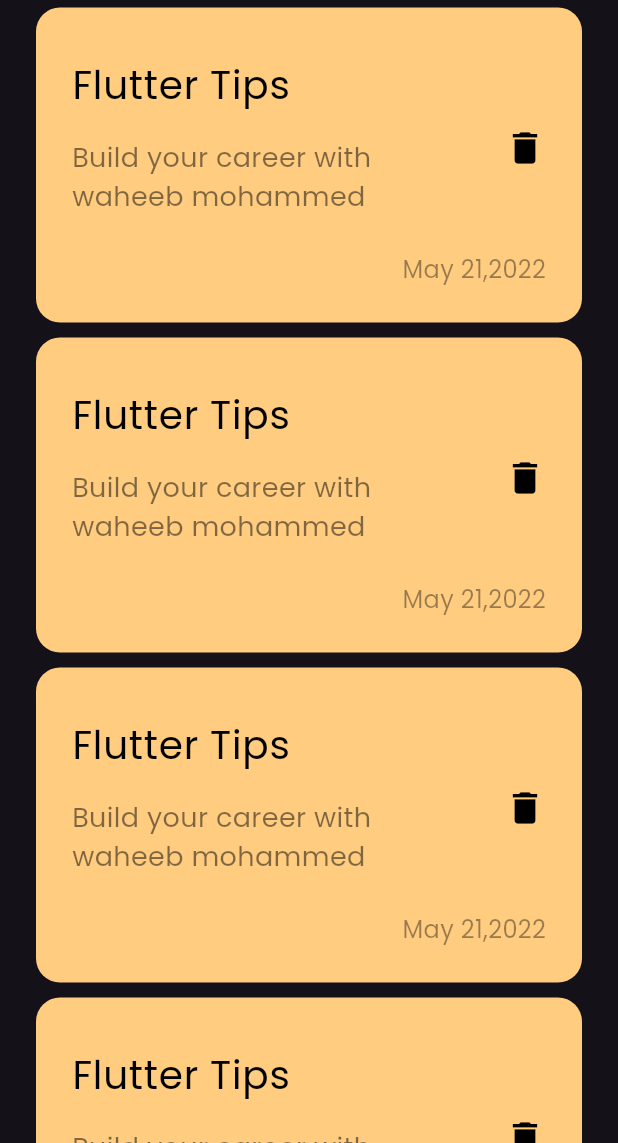
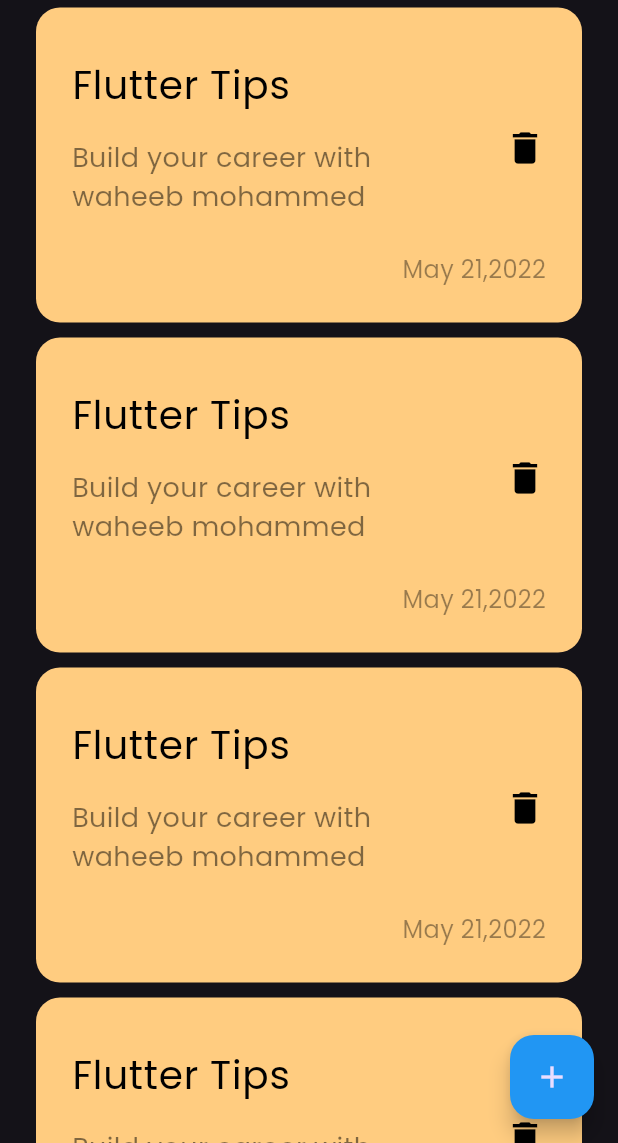
Before and after one commit to waheebalhuthaifi/notes_app, a Flutter app: the screen it shows after launch, on a phone screen of 412 x 824 dp, the part 93-1236 px from its top. Run offline on Flutter 3.47's test engine with Material 3 defaults, Android fonts, the phone set to English and light mode, and no system bars.

Commit message:
add floating action button

```diff
--- a/lib/views/notes_view.dart
+++ b/lib/views/notes_view.dart
@@ -7,8 +7,13 @@ class NotesView extends StatelessWidget {
 
   @override
   Widget build(BuildContext context) {
-    return const Scaffold(
-      body: NotesViewBody(),
+    return Scaffold(
+      floatingActionButton: FloatingActionButton(
+        backgroundColor: Colors.blue,
+        onPressed: () {},
+        child: const Icon(Icons.add),
+      ),
+      body: const NotesViewBody(),
     );
   }
 }
```
